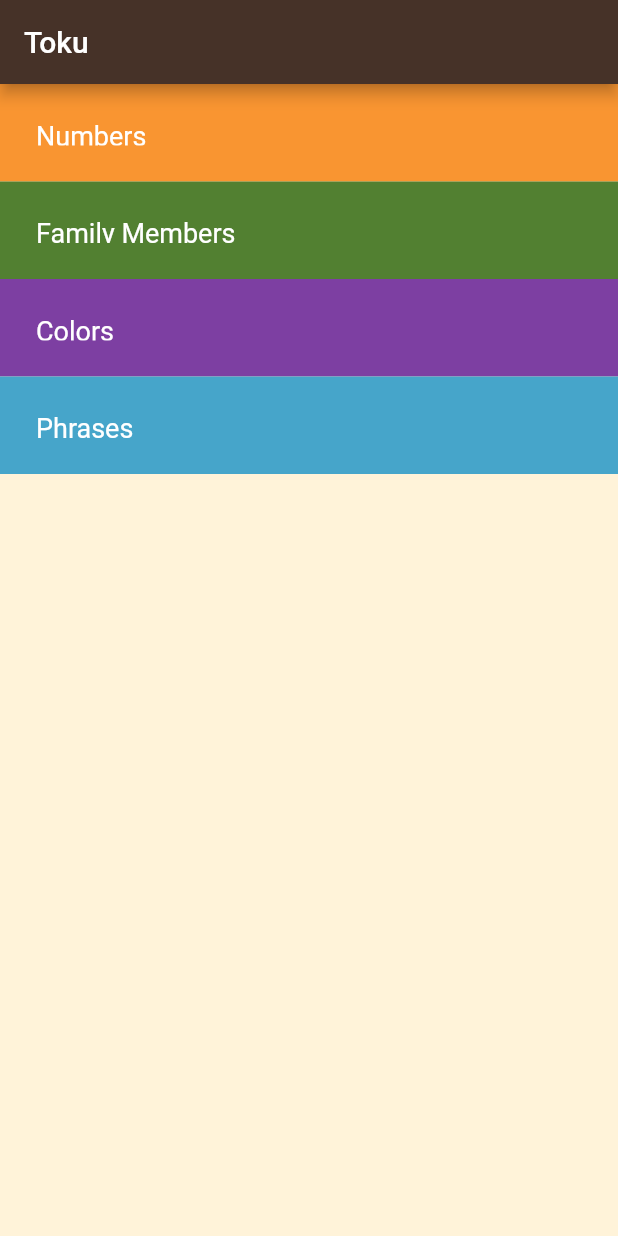
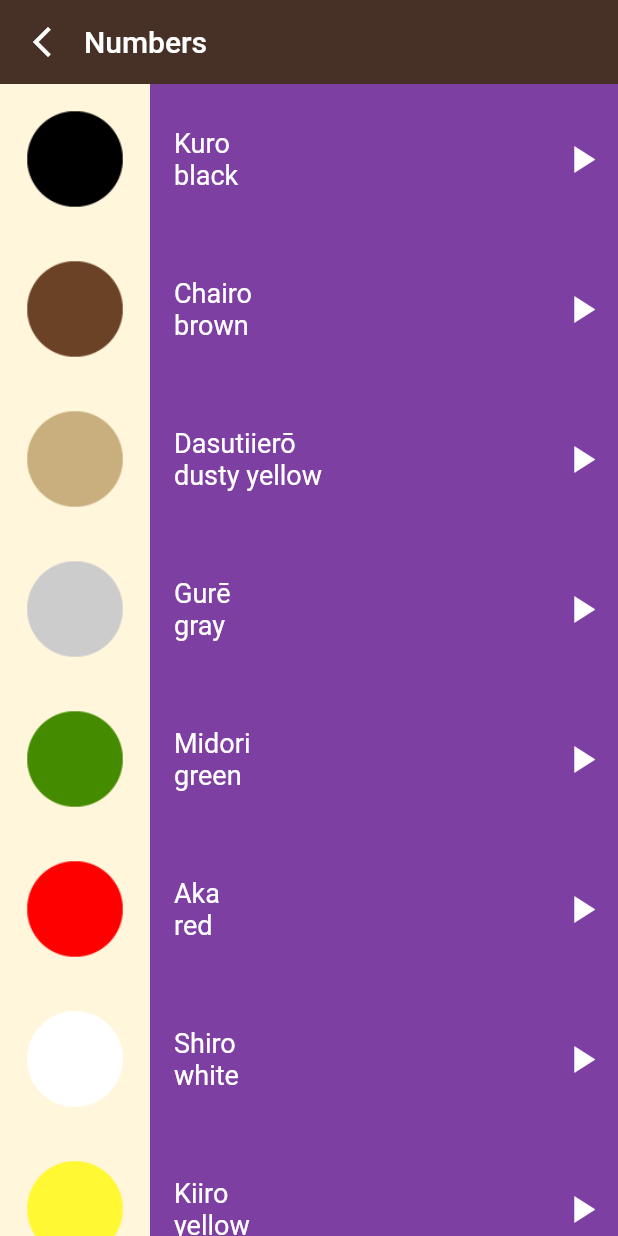
Before and after one commit to Ahmeddsanad/toku_application, a Flutter app: the screen it shows after launch, after a tap on "Colors", on a phone screen of 412 x 824 dp. Run offline on Flutter 3.47's test engine with Material 2 defaults, Android fonts, the phone set to English and light mode, and no system bars.

Commit message:
colors_page

```diff
--- /dev/null
+++ b/lib/screens/colors_page.dart
@@ -0,0 +1,78 @@
+// ignore_for_file: non_constant_identifier_names
+
+import 'package:flutter/material.dart';
+import 'package:toku_application/components/number_item.dart';
+import 'package:toku_application/models/Item_Model.dart';
+
+class ColorsPage extends StatelessWidget {
+  const ColorsPage({super.key});
+
+  final List<Item> ColorsList = const [
+    Item(
+        Image: 'assets/images/colors/color_black.png',
+        enName: 'black',
+        jpName: 'Kuro',
+        sound: 'black.wav'),
+    Item(
+        Image: 'assets/images/colors/color_brown.png',
+        enName: 'brown',
+        jpName: 'Chairo',
+        sound: 'brown.wav'),
+    Item(
+        Image: 'assets/images/colors/color_dusty_yellow.png',
+        enName: 'dusty yellow',
+        jpName: 'Dasutiierō',
+        sound: 'dusty yellow.wav'),
+    Item(
+        Image: 'assets/images/colors/color_gray.png',
+        enName: 'gray',
+        jpName: 'Gurē',
+        sound: 'gray.wav'),
+    Item(
+        Image: 'assets/images/colors/color_green.png',
+        enName: 'green',
+        jpName: 'Midori',
+        sound: 'green.wav'),
+    Item(
+        Image: 'assets/images/colors/color_red.png',
+        enName: 'red',
+        jpName: 'Aka',
+        sound: 'red.wav'),
+    Item(
+        Image: 'assets/images/colors/color_white.png',
+        enName: 'white',
+        jpName: 'Shiro',
+        sound: 'white.wav'),
+    Item(
+        Image: 'assets/images/colors/yellow.png',
+        enName: 'yellow',
+        jpName: 'Kiiro',
+        sound: 'yellow.wav'),
+  ];
+
+  @override
+  Widget build(BuildContext context) {
+    return Scaffold(
+      appBar: AppBar(
+        leading: GestureDetector(
+            onTap: () {
+              Navigator.pop(context);
+            },
+            child: const Icon(Icons.arrow_back_ios_new)),
+        elevation: 0.0,
+        backgroundColor: const Color(0xff473025),
+        title: const Text('Numbers'),
+        titleSpacing: 0.0,
+      ),
+      body: ListView.builder(
+        physics: const BouncingScrollPhysics(),
+        itemBuilder: (context, index) => ListItem(
+          number: ColorsList[index],
+          color: const Color(0xff7d3fa2),
+          itemType: 'colors',
+        ),
+        itemCount: ColorsList.length,
+      ),
+    );
+  }
+}
--- a/lib/screens/home_page.dart
+++ b/lib/screens/home_page.dart
@@ -1,4 +1,5 @@
 import 'package:flutter/material.dart';
+import 'package:toku_application/screens/colors_page.dart';
 import 'package:toku_application/screens/familymembers_page.dart';
 
 import '../components/category_item.dart';
@@ -44,7 +45,13 @@ class HomePage extends StatelessWidget {
           Category(
             color: const Color(0xff7d3fa2),
             text: 'Colors',
-            onTap: () {},
+            onTap: () {
+              Navigator.push(context, MaterialPageRoute(
+                builder: (context) {
+                  return const ColorsPage();
+                },
+              ));
+            },
           ),
           Category(
             color: const Color(0xff46a5ca),
```
